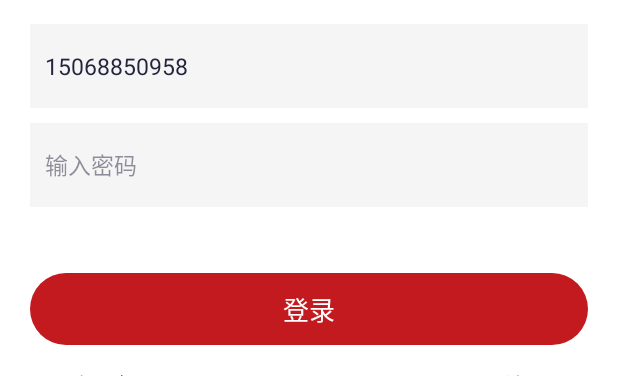
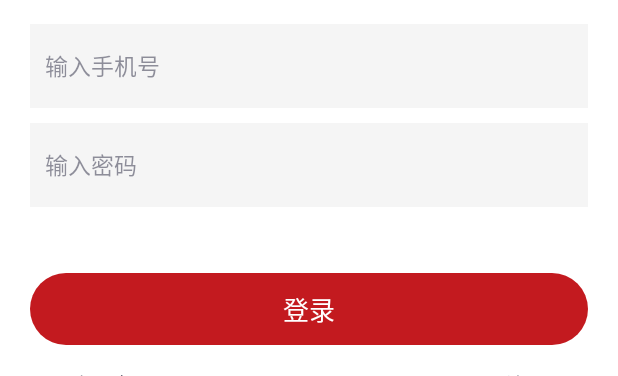
Before and after one commit to ChaozhiMobile/Chaozhi_Android, an Android app: the layout activity_login.xml on its own in the app's theme, with its tools: preview values and no code run, on a phone screen of 412 x 824 dp, the part 72-448 px from its top. Run offline under Robolectric (Android 15) with nearby library versions, the phone set to English and light mode, and no system bars.

Commit message:
去掉默认手机号

```diff
--- a/app/src/main/java/com/czjy/chaozhi/wxapi/WXPayEntryActivity.java
+++ b/app/src/main/java/com/czjy/chaozhi/wxapi/WXPayEntryActivity.java
@@ -58,6 +58,7 @@ public class WXPayEntryActivity extends SimpleActivity implements IWXAPIEventHan
 
         if (!isPaySupported) {
             ToastUtil.toast(mContext,"未安装微信，不能使用微信支付");
+            finish();
             return;
         }
         if (wxPayBean != null) {
--- a/app/src/main/res/layout/activity_login.xml
+++ b/app/src/main/res/layout/activity_login.xml
@@ -20,16 +20,15 @@
         android:id="@+id/login_phone"
         android:layout_width="0dp"
         android:layout_height="56dp"
-        android:layout_marginEnd="20dp"
         android:layout_marginStart="20dp"
         android:layout_marginTop="16dp"
+        android:layout_marginEnd="20dp"
         android:background="@color/_F5F5F5"
         android:gravity="center_vertical"
         android:hint="输入手机号"
         android:inputType="phone"
         android:maxLength="11"
         android:paddingStart="10dp"
-        android:text="15068850958"
         android:textColor="@color/_24253D"
         android:textColorHint="@color/_7F24253D"
         android:textSize="15sp"
```
